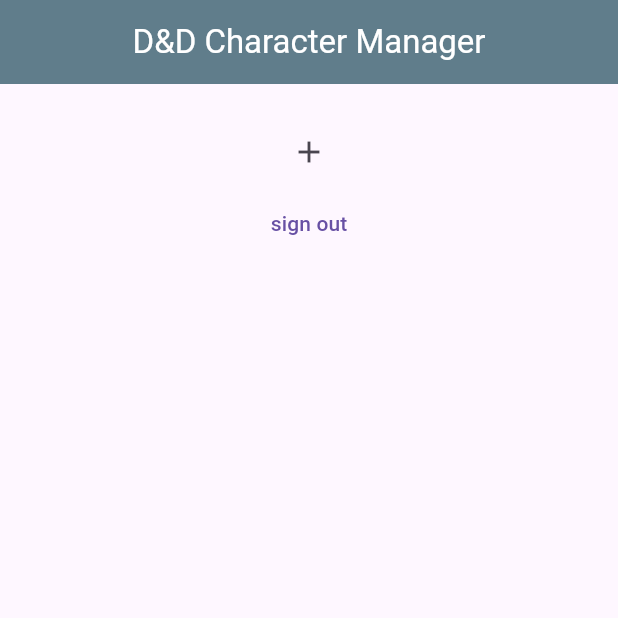
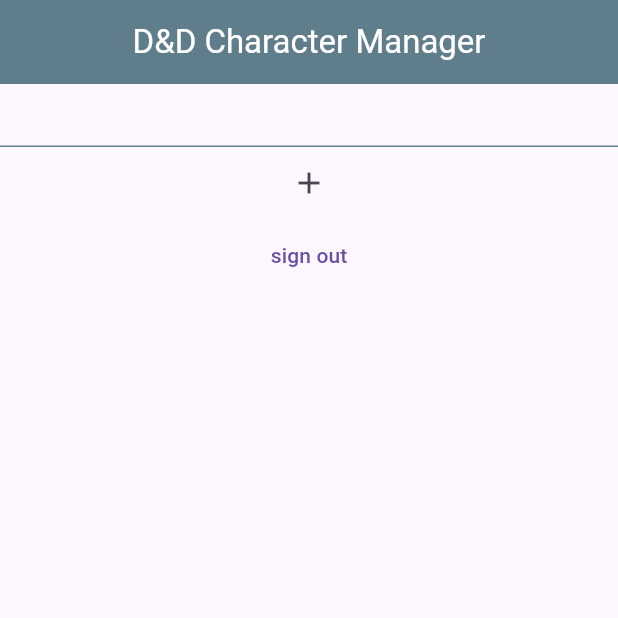
Before and after one commit to skeptickal/homeBrewed, a Flutter app: the screen it shows once a user with an empty profile is signed in, on a phone screen of 412 x 824 dp, the top half of it. Run offline on Flutter 3.47's test engine with Material 3 defaults, Android fonts, the phone set to English and light mode, and no system bars; our stand-ins replace bloc, cloud_firestore, equatable, firebase_auth, firebase_core, firebase_messaging and 4 more; accounts and stored records are empty.

Commit message:
added character view design

```diff
--- /dev/null
+++ b/dnd_character_manager/lib/client/spacing.dart
@@ -0,0 +1,10 @@
+import 'package:dnd_character_manager/constants/theme_data.dart';
+import 'package:flutter/material.dart';
+
+SizedBox seperation = const SizedBox(height: 10);
+Container horizontalLine = Container(
+  padding: const EdgeInsets.only(top: 10),
+  decoration: BoxDecoration(
+    border: Border(bottom: BorderSide(color: blueGrey)),
+  ),
+);
--- a/dnd_character_manager/lib/pages/home_screen.dart
+++ b/dnd_character_manager/lib/pages/home_screen.dart
@@ -1,3 +1,4 @@
+import 'package:dnd_character_manager/client/spacing.dart';
 import 'package:dnd_character_manager/constants/screen_wrapper.dart';
 import 'package:dnd_character_manager/constants/theme_data.dart';
 import 'package:dnd_character_manager/cubits/character_cubit/character_cubit.dart';
@@ -36,7 +37,9 @@ class HomeScreen extends StatelessWidget {
             child: SingleChildScrollView(
               child: Column(
                 children: [
+                  seperation,
                   Text(state.myUser!.email),
+                  horizontalLine,
                   ...dndCharacters,
                   IconButton(
                     onPressed: () => _showEditPanel(context),
```
